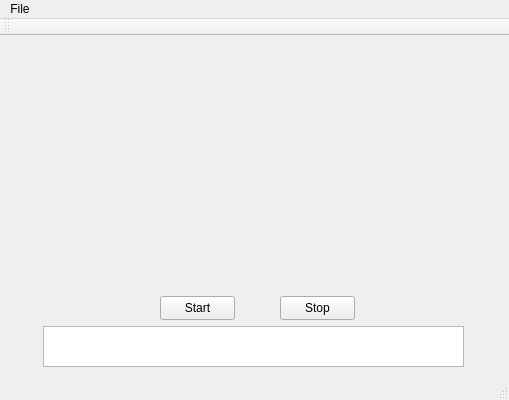
Qt form Measurement_Monitor/measurement_monitor.ui (ForSuhr/OscilloscopeSimulator) before a commit.
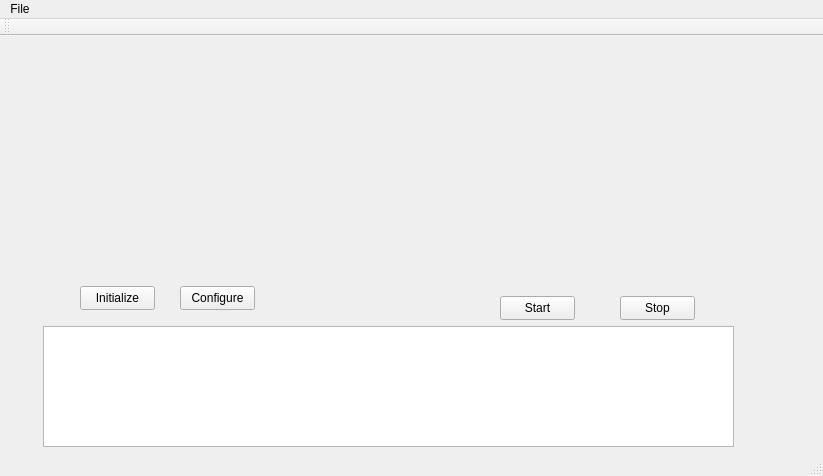
The same form after that commit.

Commit message: Add features to initialize and configure the digitizer

Diff of the .ui file:
```diff
--- a/Measurement_Monitor/measurement_monitor.ui
+++ b/Measurement_Monitor/measurement_monitor.ui
@@ -6,8 +6,8 @@
    <rect>
     <x>0</x>
     <y>0</y>
-    <width>509</width>
-    <height>400</height>
+    <width>823</width>
+    <height>476</height>
    </rect>
   </property>
   <property name="windowTitle">
@@ -19,8 +19,8 @@
      <rect>
       <x>43</x>
       <y>290</y>
-      <width>421</width>
-      <height>41</height>
+      <width>691</width>
+      <height>121</height>
      </rect>
     </property>
    </widget>
@@ -29,7 +29,7 @@
      <rect>
       <x>50</x>
       <y>30</y>
-      <width>411</width>
+      <width>681</width>
       <height>211</height>
      </rect>
     </property>
@@ -37,7 +37,7 @@
    <widget class="QPushButton" name="start_btn">
     <property name="geometry">
      <rect>
-      <x>160</x>
+      <x>500</x>
       <y>260</y>
       <width>75</width>
       <height>24</height>
@@ -50,7 +50,7 @@
    <widget class="QPushButton" name="stop_btn">
     <property name="geometry">
      <rect>
-      <x>280</x>
+      <x>620</x>
       <y>260</y>
       <width>75</width>
       <height>24</height>
@@ -60,13 +60,39 @@
      <string>Stop</string>
     </property>
    </widget>
+   <widget class="QPushButton" name="initialize_btn">
+    <property name="geometry">
+     <rect>
+      <x>80</x>
+      <y>250</y>
+      <width>75</width>
+      <height>24</height>
+     </rect>
+    </property>
+    <property name="text">
+     <string>Initialize</string>
+    </property>
+   </widget>
+   <widget class="QPushButton" name="configure_btn">
+    <property name="geometry">
+     <rect>
+      <x>180</x>
+      <y>250</y>
+      <width>75</width>
+      <height>24</height>
+     </rect>
+    </property>
+    <property name="text">
+     <string>Configure</string>
+    </property>
+   </widget>
   </widget>
   <widget class="QMenuBar" name="menuBar">
    <property name="geometry">
     <rect>
      <x>0</x>
      <y>0</y>
-     <width>509</width>
+     <width>823</width>
      <height>22</height>
     </rect>
    </property>
```
The commit also changes 11 other files.
